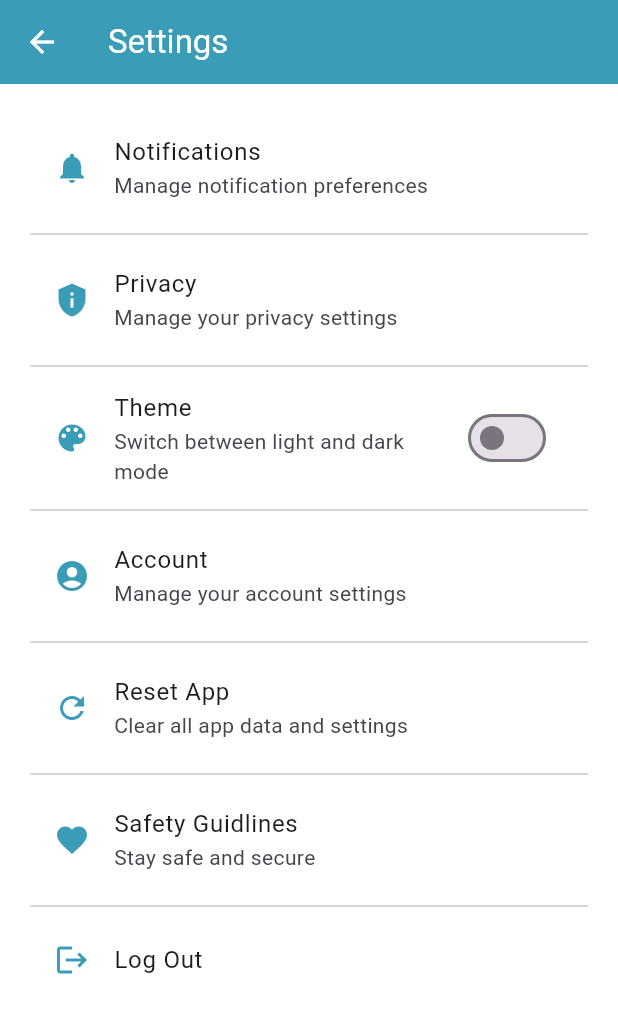
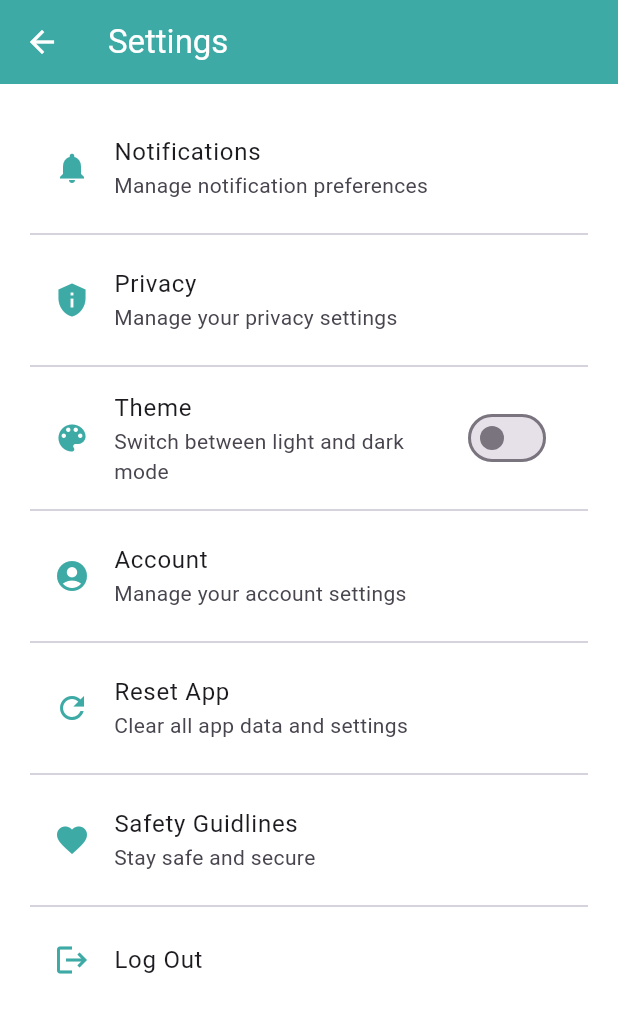
Before and after one commit to kankshi19/final_year_project, a Flutter app: the HomeScreen screen opened directly, after a tap on the "settings" icon, on a phone screen of 412 x 824 dp. Shown: the top 1013 px of the screen. Run offline on Flutter 3.47's test engine with Material 3 defaults, Android fonts, the phone set to English and light mode, and no system bars; our stand-ins replace cloud_firestore, firebase_auth, firebase_core, flutter_map, flutter_native_contact_picker, font_awesome_flutter and 6 more; missing offline and left inert: flutter_osm_plugin; accounts and stored records are empty.

Commit message:
theme updated

```diff
--- a/lib/screens/home/home_screen.dart
+++ b/lib/screens/home/home_screen.dart
@@ -31,7 +31,7 @@ class _HomeScreenState extends State<HomeScreen> {
     return Scaffold(
       appBar: AppBar(
         title: const Text('NirBhaya'),
-        backgroundColor: Color.fromARGB(255, 58, 156, 183),
+        backgroundColor: Color.fromARGB(255, 62, 170, 165),
         actions: [
           IconButton(
             icon: const Icon(Icons.settings),
--- a/lib/screens/home/map_screen.dart
+++ b/lib/screens/home/map_screen.dart
@@ -125,10 +125,10 @@ class _MapScreenState extends State<MapScreen> {
   Widget build(BuildContext context) {
     if (_currentLocation == null) {
       return Scaffold(
-        appBar: AppBar(
-          title: const Text('Live location tracking'),
-          backgroundColor: Color.fromARGB(255, 58, 156, 183),
-        ),
+        // appBar: AppBar(
+        //   title: const Text('Live location tracking'),
+        //   backgroundColor: Color.fromARGB(255, 62, 170, 165),
+        // ),
         body: Center(child: CircularProgressIndicator()),
       );
     }
--- a/lib/screens/initial/splash_screen.dart
+++ b/lib/screens/initial/splash_screen.dart
@@ -35,7 +35,7 @@ class _SplashScreenState extends State<SplashScreen> {
             Text(
               'NirBhaya',
               style: TextStyle(
-                color: const Color.fromARGB(255, 133, 14, 56),
+
                 fontSize: 34,
                 fontWeight: FontWeight.bold,
               ),
@@ -44,7 +44,7 @@ class _SplashScreenState extends State<SplashScreen> {
             Text(
               'A Women Safety App',
               style: TextStyle(
-                color: const Color.fromARGB(179, 175, 31, 81),
+
                 fontSize: 20,
               ),
             ),
@@ -63,7 +63,7 @@ class _SplashScreenState extends State<SplashScreen> {
               "© 2025 NirBhaya",
               style: TextStyle(
                 fontSize: 11,
-                color: const Color.fromARGB(255, 95, 12, 40),
+
               ),
             )
           ],
--- a/lib/screens/safe-route/route_screen.dart
+++ b/lib/screens/safe-route/route_screen.dart
@@ -1,5 +1,6 @@
 import 'package:flutter/material.dart';
 import 'package:flutter_osm_plugin/flutter_osm_plugin.dart';
+import 'package:safety_app/utils/constants.dart';
 import '../../services/apis.dart';
 import 'package:url_launcher/url_launcher.dart';
 
@@ -231,7 +232,7 @@ class _RouteScreenState extends State<RouteScreen> {
     }
   },
   style: ElevatedButton.styleFrom(
-    backgroundColor: const Color.fromARGB(255, 38, 139, 176),
+    backgroundColor: const Color.fromARGB(255, 62, 170, 165),
     minimumSize: const Size(double.infinity, 48),
   ),
   child: const Text(
@@ -251,7 +252,7 @@ class _RouteScreenState extends State<RouteScreen> {
     return Scaffold(
       appBar: AppBar(
         title: const Text('Available Routes'),
-        backgroundColor: const Color.fromARGB(255, 16, 169, 212),
+        backgroundColor: primaryColor,
       ),
       body: isLoading
           ? const Center(child: CircularProgressIndicator())
--- a/lib/screens/settings/settings_screen.dart
+++ b/lib/screens/settings/settings_screen.dart
@@ -1,4 +1,5 @@
 import 'package:flutter/material.dart';
+import 'package:safety_app/utils/constants.dart';
 import 'package:shared_preferences/shared_preferences.dart';
 import 'package:safety_app/routes/app_routes.dart';
 import 'package:provider/provider.dart';
@@ -58,7 +59,7 @@ class _SettingsScreenState extends State<SettingsScreen> {
       return Scaffold(
       appBar: AppBar(
         title: const Text("Settings"),
-        backgroundColor: const Color.fromARGB(255, 58, 156, 183),
+        backgroundColor: primaryColor,
       ),
       body: ListView(
         padding: const EdgeInsets.all(20.0),
@@ -66,7 +67,7 @@ class _SettingsScreenState extends State<SettingsScreen> {
           // Notification Settings
           ListTile(
             leading: const Icon(Icons.notifications,
-                color: Color.fromARGB(255, 58, 156, 183)),
+                color: primaryColor,),
             title: const Text("Notifications"),
             subtitle: const Text("Manage notification preferences"),
             onTap: () {
@@ -78,7 +79,7 @@ class _SettingsScreenState extends State<SettingsScreen> {
           // Privacy Settings
           ListTile(
             leading: const Icon(Icons.privacy_tip,
-                color: Color.fromARGB(255, 58, 156, 183)),
+                color: primaryColor),
             title: const Text("Privacy"),
             subtitle: const Text("Manage your privacy settings"),
             onTap: () {
@@ -90,7 +91,7 @@ class _SettingsScreenState extends State<SettingsScreen> {
           // Theme Settings
 
           ListTile(
-            leading: const Icon(Icons.color_lens, color: Color.fromARGB(255, 58, 156, 183)),
+            leading: const Icon(Icons.color_lens, color:primaryColor),
             title: const Text("Theme"),
             subtitle: const Text("Switch between light and dark mode"),
             trailing: Switch(
@@ -108,7 +109,7 @@ class _SettingsScreenState extends State<SettingsScreen> {
           // Account Settings
           ListTile(
             leading: const Icon(Icons.account_circle,
-                color: Color.fromARGB(255, 58, 156, 183)),
+                color: primaryColor),
             title: const Text("Account"),
             subtitle: const Text("Manage your account settings"),
             onTap: () {
@@ -120,7 +121,7 @@ class _SettingsScreenState extends State<SettingsScreen> {
           // Reset App Data
           ListTile(
             leading: const Icon(Icons.refresh,
-                color: Color.fromARGB(255, 58, 156, 183)),
+                color: primaryColor),
             title: const Text("Reset App"),
             subtitle: const Text("Clear all app data and settings"),
             onTap: () {
@@ -131,7 +132,7 @@ class _SettingsScreenState extends State<SettingsScreen> {
 
           ListTile(
             leading: const Icon(Icons.favorite,
-                color: Color.fromARGB(255, 58, 156, 183)),
+                color: primaryColor),
             title: const Text("Safety Guidlines"),
             subtitle: const Text("Stay safe and secure"),
             onTap: () {
@@ -144,7 +145,7 @@ class _SettingsScreenState extends State<SettingsScreen> {
           // Log Out
           ListTile(
             leading: const Icon(Icons.logout,
-                color: Color.fromARGB(255, 58, 156, 183)),
+                color: primaryColor),
             title: const Text("Log Out"),
             onTap: () {
               _showLogoutDialog(context);
--- a/lib/theme/app_theme.dart
+++ b/lib/theme/app_theme.dart
@@ -7,13 +7,14 @@ class AppTheme {
     visualDensity: VisualDensity.adaptivePlatformDensity,
     scaffoldBackgroundColor: Colors.white,
     appBarTheme: AppBarTheme(
-      backgroundColor: Colors.blue,
+      backgroundColor: Color.fromARGB(255, 62, 170, 165),
       foregroundColor: Colors.white,
       elevation: 0,
     ),
     elevatedButtonTheme: ElevatedButtonThemeData(
       style: ElevatedButton.styleFrom(
-        backgroundColor: Colors.blue,
+        foregroundColor: Colors.white,
+        backgroundColor: const Color.fromARGB(255, 62, 170, 165),
         shape: RoundedRectangleBorder(
           borderRadius: BorderRadius.circular(12),
         ),
@@ -23,7 +24,7 @@ class AppTheme {
 
   static final ThemeData darkTheme = ThemeData(
     brightness: Brightness.dark,
-    primarySwatch: Colors.blue,
+    primarySwatch:Colors.blue,
     scaffoldBackgroundColor: Colors.black,
     appBarTheme: AppBarTheme(
       backgroundColor: Colors.grey[900],
--- a/lib/utils/constants.dart
+++ b/lib/utils/constants.dart
@@ -7,6 +7,6 @@ const double defaultPadding = 16.0;
 const double defaultMargin = 20.0;
 
 // Color Constants
-const Color primaryColor = Color.fromARGB(255, 58, 156, 183); // Blue
+const Color primaryColor = Color.fromARGB(255, 62, 170, 165); // Blue
 const Color accentColor = Color(0xFFFFC107); // Amber
 const Color backgroundColor = Color(0xFFF5F5F5); // Light Grey
```
Also changed, not shown: lib/screens/emergency/emergency_screen.dart (+4 -4 lines), lib/widgets/safe_route/distance_bottom_sheet.dart (+3 -4 lines).
